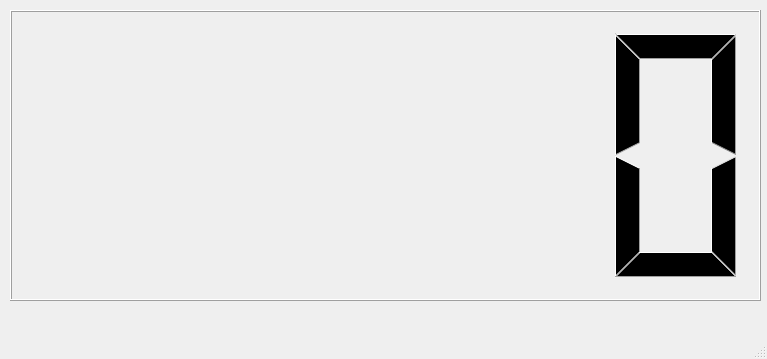
ReturnZeroGirl/pyqt_clock, file mainwin.ui: the form before one commit.
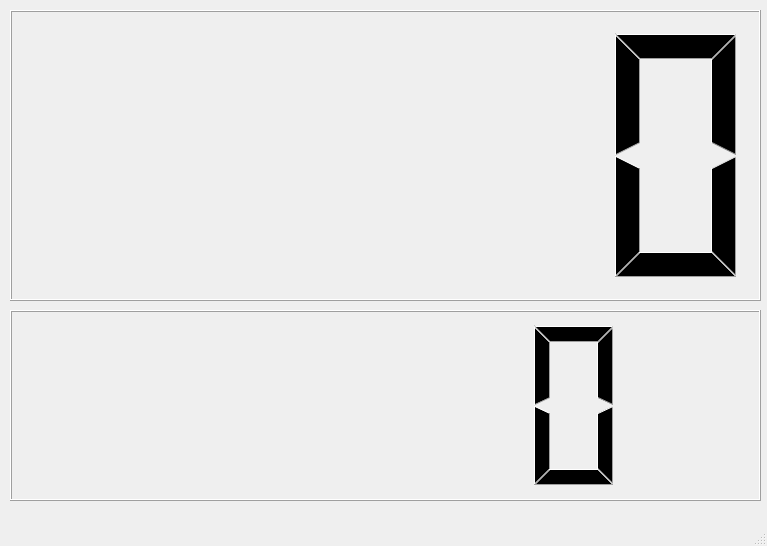
The form after the commit.

```diff
--- a/mainwin.ui
+++ b/mainwin.ui
@@ -7,7 +7,7 @@
     <x>0</x>
     <y>0</y>
     <width>767</width>
-    <height>359</height>
+    <height>546</height>
    </rect>
   </property>
   <property name="windowTitle">
@@ -33,6 +33,16 @@
      <enum>Qt::DefaultContextMenu</enum>
     </property>
    </widget>
+   <widget class="QLCDNumber" name="lcdNumber_2">
+    <property name="geometry">
+     <rect>
+      <x>10</x>
+      <y>310</y>
+      <width>751</width>
+      <height>191</height>
+     </rect>
+    </property>
+   </widget>
   </widget>
   <widget class="QMenuBar" name="menubar">
    <property name="geometry">
```
Left out of the diff: 2 changed lines with no effect on the pictures.
